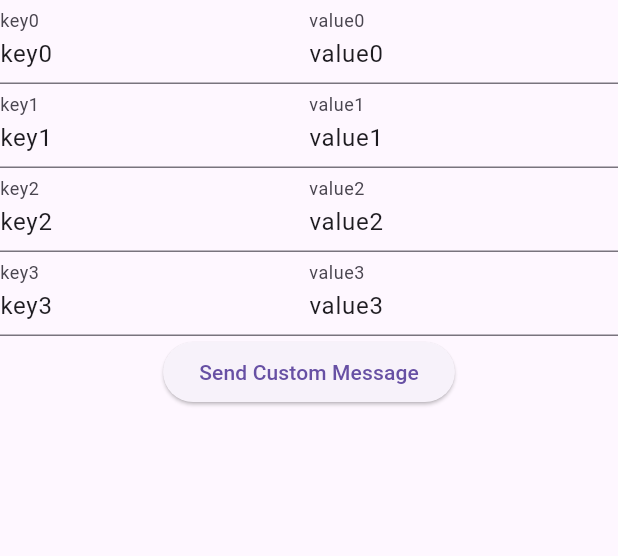
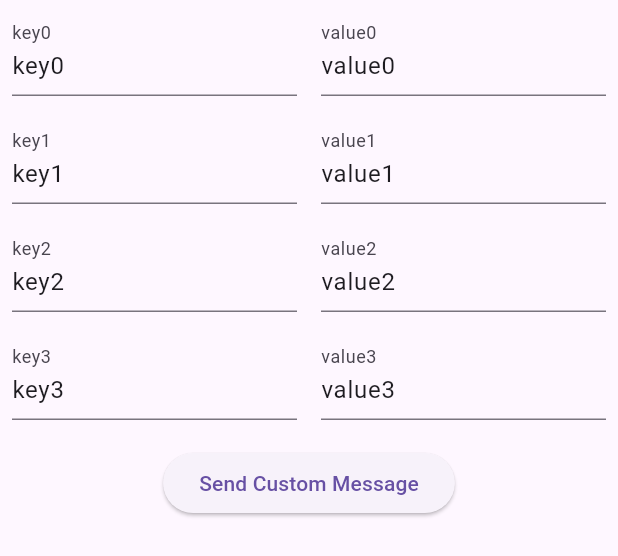
Before and after one commit to sota1111/socket, a Flutter app: the SendArea widget shown alone on an empty page, opened directly, on a phone screen of 412 x 824 dp. Shown: the top 556 px of the screen. Run offline on Flutter 3.47's test engine with Material 3 defaults, Android fonts, the phone set to English and light mode, and no system bars; our stand-ins replace flutter_riverpod.

Commit message:
paddingを追加

```diff
--- a/client_dart/lib/socket/sender.dart
+++ b/client_dart/lib/socket/sender.dart
@@ -26,15 +26,21 @@ class SendArea extends ConsumerWidget {
         Row(
           children: [
             Expanded(
+              child: Padding(
+                padding: const EdgeInsets.all(8.0),
                 child: TextField(
                   controller: keyController0,
                   decoration: InputDecoration(labelText: "key0"),
                 ),
               ),
+            ),
             Expanded(
+              child: Padding(
+                padding: const EdgeInsets.all(8.0),
                 child: TextField(
                   controller: valueController0,
                   decoration: InputDecoration(labelText: "value0"),
+                ),
               ),
             ),
           ],
@@ -42,15 +48,21 @@ class SendArea extends ConsumerWidget {
         Row(
           children: [
             Expanded(
+              child: Padding(
+                padding: const EdgeInsets.all(8.0),
                 child: TextField(
                   controller: keyController1,
                   decoration: InputDecoration(labelText: "key1"),
                 ),
               ),
+            ),
             Expanded(
+              child: Padding(
+                padding: const EdgeInsets.all(8.0),
                 child: TextField(
                   controller: valueController1,
                   decoration: InputDecoration(labelText: "value1"),
+                ),
               ),
             ),
           ],
@@ -58,15 +70,21 @@ class SendArea extends ConsumerWidget {
         Row(
           children: [
             Expanded(
+              child: Padding(
+                padding: const EdgeInsets.all(8.0),
                 child: TextField(
                   controller: keyController2,
                   decoration: InputDecoration(labelText: "key2"),
                 ),
               ),
+            ),
             Expanded(
+              child: Padding(
+                padding: const EdgeInsets.all(8.0),
                 child: TextField(
                   controller: valueController2,
                   decoration: InputDecoration(labelText: "value2"),
+                ),
               ),
             ),
           ],
@@ -74,19 +92,26 @@ class SendArea extends ConsumerWidget {
         Row(
           children: [
             Expanded(
+              child: Padding(
+                padding: const EdgeInsets.all(8.0),
                 child: TextField(
                   controller: keyController3,
                   decoration: InputDecoration(labelText: "key3"),
                 ),
               ),
+            ),
             Expanded(
+              child: Padding(
+                padding: const EdgeInsets.all(8.0),
                 child: TextField(
                   controller: valueController3,
                   decoration: InputDecoration(labelText: "value3"),
                 ),
               ),
+            ),
           ],
         ),
+        const SizedBox(height:10),
         ElevatedButton(
           onPressed: () {
             String statusKey = keyController0.text;
```
Lines whose indentation alone changed are shown as unchanged.
